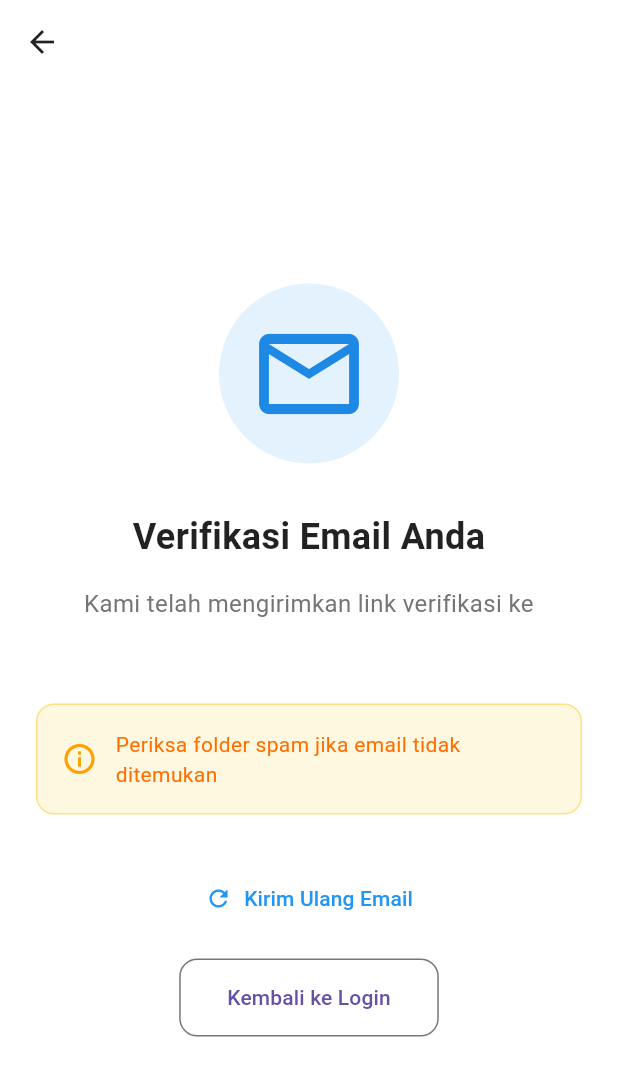
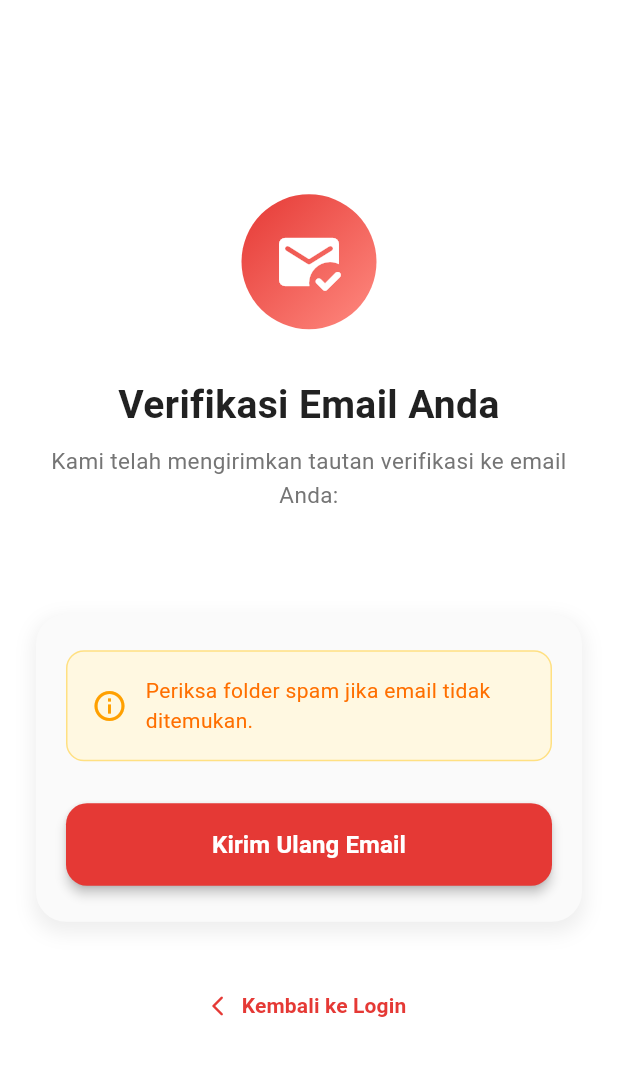
Before and after one commit to Wahyu-Sedana/NinaMotor-FE, a Flutter app: the EmailVerificationScreen screen opened directly with empty values, on a phone screen of 412 x 824 dp. Shown: the top 1076 px of the screen. Run offline on Flutter 3.47's test engine with Material 3 defaults, Android fonts, the light colour scheme and no system bars; our stand-ins replace bloc, dartz, device_info_plus, dio, equatable, firebase_core and 9 more; accounts and stored records are empty; network calls fail.

```diff
--- a/lib/cores/utils/notification_helper.dart
+++ b/lib/cores/utils/notification_helper.dart
@@ -1,4 +1,3 @@
-import 'package:firebase_core/firebase_core.dart';
 import 'package:firebase_messaging/firebase_messaging.dart';
 import 'package:flutter_local_notifications/flutter_local_notifications.dart';
 
--- a/lib/features/authentication/presentations/screens/email_verification_screen.dart
+++ b/lib/features/authentication/presentations/screens/email_verification_screen.dart
@@ -1,7 +1,3 @@
-// ============================================
-// FILE: lib/features/authentication/presentations/screens/email_verification_screen.dart
-// ============================================
-
 import 'package:flutter/material.dart';
 import 'package:flutter_bloc/flutter_bloc.dart';
 import 'package:frontend/features/authentication/presentations/bloc/authentication_bloc.dart';
@@ -28,21 +24,12 @@ class _EmailVerificationScreenState extends State<EmailVerificationScreen> {
 
   @override
   Widget build(BuildContext context) {
+    final redColor = Colors.red.shade600;
+
     return Scaffold(
       backgroundColor: Colors.white,
-      appBar: AppBar(
-        backgroundColor: Colors.transparent,
-        elevation: 0,
-        leading: IconButton(
-          icon: const Icon(Icons.arrow_back, color: Colors.black87),
-          onPressed: () => Navigator.pop(context),
-        ),
-      ),
       body: BlocListener<AuthenticationBloc, AuthenticationState>(
         listener: (context, state) {
-          if (state is ResendVerificationLoading) {}
-
-          // Resend Verification Success
           if (state is ResendVerificationSuccess) {
             ScaffoldMessenger.of(context).showSnackBar(
               SnackBar(
@@ -53,71 +40,93 @@ class _EmailVerificationScreenState extends State<EmailVerificationScreen> {
             _startCountdown();
           }
 
-          // Resend Verification Error
           if (state is ResendVerificationError) {
             ScaffoldMessenger.of(context).showSnackBar(
               SnackBar(
                 content: Text(state.failure.message),
-                backgroundColor: Colors.red,
+                backgroundColor: Colors.redAccent,
               ),
             );
           }
         },
         child: SafeArea(
-          child: Padding(
-            padding: const EdgeInsets.all(24.0),
+          child: Center(
+            child: SingleChildScrollView(
+              padding: const EdgeInsets.symmetric(horizontal: 24, vertical: 16),
               child: Column(
-              mainAxisAlignment: MainAxisAlignment.center,
+                crossAxisAlignment: CrossAxisAlignment.center,
                 children: [
-                // Email Icon
+                  // 🔹 Logo Bulat dengan Gradient
                   Container(
-                  padding: const EdgeInsets.all(20),
+                    height: 90,
+                    width: 90,
                     decoration: BoxDecoration(
-                    color: Colors.blue.shade50,
                       shape: BoxShape.circle,
+                      gradient: LinearGradient(
+                        colors: [redColor, Colors.redAccent.shade100],
+                        begin: Alignment.topLeft,
+                        end: Alignment.bottomRight,
                       ),
-                  child: Icon(
-                    Icons.email_outlined,
-                    size: 80,
-                    color: Colors.blue.shade600,
+                    ),
+                    child: const Icon(
+                      Icons.mark_email_read_rounded,
+                      color: Colors.white,
+                      size: 48,
                     ),
                   ),
                   const SizedBox(height: 32),
 
-                // Title
-                const Text(
-                  'Verifikasi Email Anda',
+                  // 🔹 Judul
+                  Text(
+                    "Verifikasi Email Anda",
                     style: TextStyle(
-                    fontSize: 24,
-                    fontWeight: FontWeight.bold,
-                    color: Colors.black87,
-                  ),
-                  textAlign: TextAlign.center,
-                ),
-                const SizedBox(height: 16),
-
-                // Description
-                Text(
-                  'Kami telah mengirimkan link verifikasi ke',
-                  style: TextStyle(
-                    fontSize: 16,
-                    color: Colors.grey[600],
+                      fontSize: 26,
+                      fontWeight: FontWeight.w700,
+                      color: Colors.grey.shade900,
                     ),
                     textAlign: TextAlign.center,
                   ),
                   const SizedBox(height: 8),
                   Text(
+                    "Kami telah mengirimkan tautan verifikasi ke email Anda:",
+                    textAlign: TextAlign.center,
+                    style: TextStyle(
+                      color: Colors.grey.shade600,
+                      fontSize: 15,
+                      height: 1.5,
+                    ),
+                  ),
+                  const SizedBox(height: 8),
+                  Text(
                     widget.email,
-                  style: const TextStyle(
+                    textAlign: TextAlign.center,
+                    style: TextStyle(
+                      color: redColor,
                       fontSize: 16,
                       fontWeight: FontWeight.w600,
-                    color: Colors.blue,
                     ),
-                  textAlign: TextAlign.center,
                   ),
-                const SizedBox(height: 24),
+                  const SizedBox(height: 36),
 
-                // Info box
+                  // 🔹 Card Info
+                  Container(
+                    padding: const EdgeInsets.symmetric(
+                        horizontal: 20, vertical: 24),
+                    decoration: BoxDecoration(
+                      color: Colors.grey.shade50,
+                      borderRadius: BorderRadius.circular(20),
+                      boxShadow: [
+                        BoxShadow(
+                          color: Colors.grey.shade200,
+                          blurRadius: 10,
+                          spreadRadius: 2,
+                          offset: const Offset(0, 5),
+                        ),
+                      ],
+                    ),
+                    child: Column(
+                      children: [
+                        // Info Box
                         Container(
                           padding: const EdgeInsets.all(16),
                           decoration: BoxDecoration(
@@ -127,11 +136,12 @@ class _EmailVerificationScreenState extends State<EmailVerificationScreen> {
                           ),
                           child: Row(
                             children: [
-                      Icon(Icons.info_outline, color: Colors.amber.shade700),
+                              Icon(Icons.info_outline,
+                                  color: Colors.amber.shade700),
                               const SizedBox(width: 12),
                               Expanded(
                                 child: Text(
-                          'Periksa folder spam jika email tidak ditemukan',
+                                  'Periksa folder spam jika email tidak ditemukan.',
                                   style: TextStyle(
                                     fontSize: 14,
                                     color: Colors.amber.shade900,
@@ -141,32 +151,45 @@ class _EmailVerificationScreenState extends State<EmailVerificationScreen> {
                             ],
                           ),
                         ),
-                const SizedBox(height: 32),
+                        const SizedBox(height: 28),
 
-                // Resend button
+                        // Tombol Kirim Ulang
                         BlocBuilder<AuthenticationBloc, AuthenticationState>(
                           builder: (context, state) {
-                    final isLoading = state is ResendVerificationLoading;
+                            final isLoading =
+                                state is ResendVerificationLoading;
 
                             if (_canResend) {
-                      return TextButton.icon(
-                        onPressed: isLoading ? null : _resendVerification,
-                        icon: isLoading
+                              return SizedBox(
+                                width: double.infinity,
+                                child: ElevatedButton(
+                                  onPressed:
+                                      isLoading ? null : _resendVerification,
+                                  style: ElevatedButton.styleFrom(
+                                    padding: const EdgeInsets.symmetric(
+                                        vertical: 16.0),
+                                    backgroundColor: redColor,
+                                    foregroundColor: Colors.white,
+                                    shape: RoundedRectangleBorder(
+                                      borderRadius: BorderRadius.circular(14),
+                                    ),
+                                    elevation: 3,
+                                  ),
+                                  child: isLoading
                                       ? const SizedBox(
-                                width: 16,
-                                height: 16,
-                                child:
-                                    CircularProgressIndicator(strokeWidth: 2),
+                                          height: 22,
+                                          width: 22,
+                                          child: CircularProgressIndicator(
+                                            strokeWidth: 2.5,
+                                            color: Colors.white,
+                                          ),
                                         )
-                            : const Icon(Icons.refresh),
-                        label: Text(
-                          isLoading ? 'Mengirim...' : 'Kirim Ulang Email',
+                                      : const Text(
+                                          "Kirim Ulang Email",
+                                          style: TextStyle(
+                                            fontSize: 16,
+                                            fontWeight: FontWeight.w600,
                                           ),
-                        style: TextButton.styleFrom(
-                          foregroundColor: Colors.blue,
-                          padding: const EdgeInsets.symmetric(
-                            horizontal: 24,
-                            vertical: 12,
                                         ),
                                 ),
                               );
@@ -175,16 +198,20 @@ class _EmailVerificationScreenState extends State<EmailVerificationScreen> {
                                 'Kirim ulang dalam $_countdown detik',
                                 style: TextStyle(
                                   fontSize: 14,
-                          color: Colors.grey[600],
+                                  color: Colors.grey.shade600,
                                 ),
                               );
                             }
                           },
                         ),
-                const SizedBox(height: 16),
+                      ],
+                    ),
+                  ),
 
-                // Back to login
-                OutlinedButton(
+                  const SizedBox(height: 32),
+
+                  // 🔹 Back to Login
+                  TextButton.icon(
                     onPressed: () {
                       Navigator.pushNamedAndRemoveUntil(
                         context,
@@ -192,18 +219,18 @@ class _EmailVerificationScreenState extends State<EmailVerificationScreen> {
                         (route) => false,
                       );
                     },
-                  style: OutlinedButton.styleFrom(
-                    padding: const EdgeInsets.symmetric(
-                      horizontal: 32,
-                      vertical: 16,
-                    ),
-                    shape: RoundedRectangleBorder(
-                      borderRadius: BorderRadius.circular(12),
+                    icon: Icon(Icons.arrow_back_ios_new_rounded,
+                        size: 16, color: redColor),
+                    label: Text(
+                      "Kembali ke Login",
+                      style: TextStyle(
+                        color: redColor,
+                        fontWeight: FontWeight.w600,
                       ),
                     ),
-                  child: const Text('Kembali ke Login'),
                   ),
                 ],
+              ),
             ),
           ),
         ),
@@ -222,7 +249,6 @@ class _EmailVerificationScreenState extends State<EmailVerificationScreen> {
       _canResend = false;
       _countdown = 60;
     });
-
     Future.delayed(const Duration(seconds: 1), _updateCountdown);
   }
 
--- a/lib/features/home/data/models/cart_model.dart
+++ b/lib/features/home/data/models/cart_model.dart
@@ -20,7 +20,7 @@ class CartItem {
       sparepartId: json['sparepart_id'] ?? "",
       quantity: json['quantity'] ?? 0,
       nama: json['nama_sparepart'] ?? "",
-      hargaJual: json['harga_jual'] ?? "",
+      hargaJual: json['harga'] ?? "",
       gambar: json['gambar'] ?? "",
       subtotal: json['subtotal'] ?? 0,
     );
@@ -31,7 +31,7 @@ class CartItem {
       'sparepart_id': sparepartId,
       'quantity': quantity,
       'nama_sparepart': nama,
-      'harga_jual': hargaJual,
+      'harga': hargaJual,
       'gambar': gambar,
       'subtotal': subtotal,
     };
--- a/lib/features/home/presentations/screens/bookmark_tab.dart
+++ b/lib/features/home/presentations/screens/bookmark_tab.dart
@@ -1,7 +1,6 @@
 import 'package:flutter/material.dart';
 import 'package:flutter_bloc/flutter_bloc.dart';
 import 'package:frontend/cores/services/app_config.dart';
-import 'package:frontend/cores/utils/colors.dart';
 import 'package:frontend/cores/utils/helper.dart';
 import 'package:frontend/features/home/presentations/bloc/event/produk_event.dart';
 import 'package:frontend/features/home/presentations/bloc/produk_bloc.dart';
--- a/lib/features/home/presentations/screens/home_tab.dart
+++ b/lib/features/home/presentations/screens/home_tab.dart
@@ -2,7 +2,6 @@ import 'package:firebase_messaging/firebase_messaging.dart';
 import 'package:flutter/material.dart';
 import 'package:flutter_bloc/flutter_bloc.dart';
 import 'package:frontend/cores/services/app_config.dart';
-import 'package:frontend/cores/utils/colors.dart';
 import 'package:frontend/cores/utils/helper.dart';
 import 'package:frontend/cores/utils/strings.dart';
 import 'package:frontend/features/home/data/models/kategori_model.dart';
--- a/lib/features/pembayaran/data/models/checkout_model.dart
+++ b/lib/features/pembayaran/data/models/checkout_model.dart
@@ -151,7 +151,7 @@ class CartItem {
     return CartItem(
       sparepartId: json['sparepart_id']?.toString() ?? "",
       nama: json['nama'] ?? "",
-      hargaJual: int.tryParse(json['harga_jual']?.toString() ?? "0") ?? 0,
+      hargaJual: int.tryParse(json['harga']?.toString() ?? "0") ?? 0,
       quantity: int.tryParse(json['quantity']?.toString() ?? "1") ?? 1,
       gambar: json['gambar'],
     );
--- a/lib/features/servismotor/presentations/screens/service_motor_tab.dart
+++ b/lib/features/servismotor/presentations/screens/service_motor_tab.dart
@@ -268,9 +268,9 @@ class _ServiceMotorTabState extends State<ServiceMotorTab>
       width: 110,
       padding: const EdgeInsets.symmetric(vertical: 12, horizontal: 12),
       decoration: BoxDecoration(
-        color: color.withOpacity(0.1),
+        color: color.withValues(alpha: 0.1),
         borderRadius: BorderRadius.circular(12),
-        border: Border.all(color: color.withOpacity(0.3)),
+        border: Border.all(color: color.withValues(alpha:  0.3)),
       ),
       child: Column(
         mainAxisAlignment: MainAxisAlignment.center,
@@ -462,7 +462,7 @@ class _ServiceMotorTabState extends State<ServiceMotorTab>
         borderRadius: BorderRadius.circular(16),
         boxShadow: [
           BoxShadow(
-            color: Colors.black.withOpacity(0.04),
+            color: Colors.black.withValues(alpha:  0.04),
             blurRadius: 8,
             offset: const Offset(0, 2),
           ),
```
Also changed, not shown: lib/features/home/data/models/produk_model.dart (+2 -6 lines), lib/features/profile/presentations/screens/profile_tab.dart (+43 -24 lines). Lines whose indentation alone changed are shown as unchanged.
